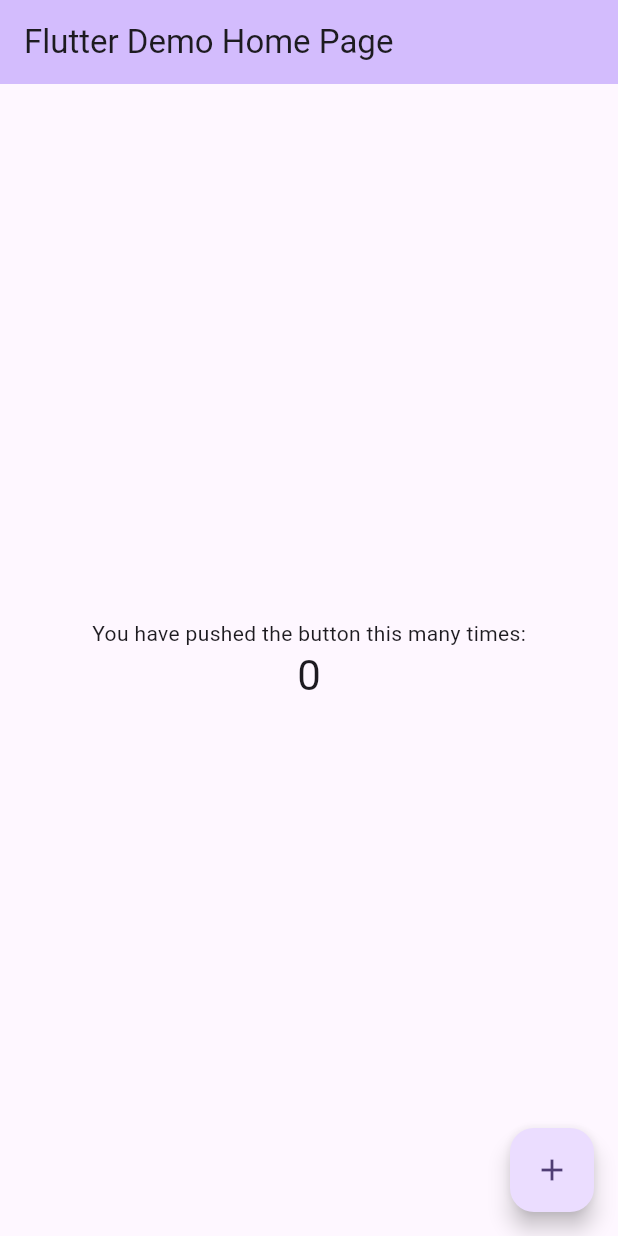
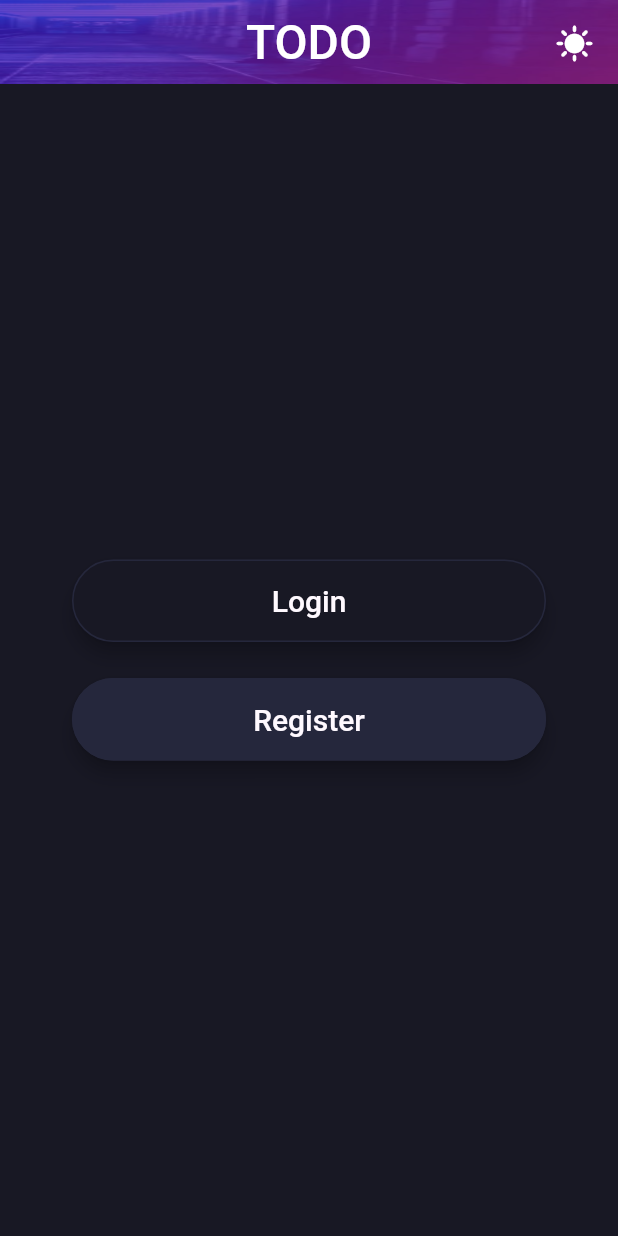
Before and after one commit to Rodrigogzmn6/todo_app, a Flutter app: the screen it shows after launch, on a phone screen of 412 x 824 dp. Run offline on Flutter 3.47's test engine with Material 2 defaults, Android fonts, the phone set to English and light mode, and no system bars; our stand-ins replace firebase_core, google_fonts; accounts and stored records are empty.

Commit message:
Routes and Firebase configured

```diff
--- /dev/null
+++ b/lib/components/form_layout.dart
@@ -0,0 +1,19 @@
+import 'package:flutter/material.dart';
+
+class FormLayout extends StatelessWidget {
+  final List<Widget> formFields;
+
+  const FormLayout({super.key, required this.formFields});
+
+  @override
+  Widget build(BuildContext context) {
+    return Padding(
+      padding: const EdgeInsets.all(48.0),
+      child: Column(
+        mainAxisAlignment: MainAxisAlignment.center,
+        crossAxisAlignment: CrossAxisAlignment.stretch,
+        children: formFields,
+      ),
+    );
+  }
+}
--- /dev/null
+++ b/lib/components/rounded_button.dart
@@ -0,0 +1,43 @@
+import 'package:flutter/material.dart';
+import 'package:todo_app/constants.dart';
+
+class RoundedButton extends StatelessWidget {
+  final Color backgroundColor, textColor, borderColor;
+  final String title;
+  final Function handleOnPressed;
+
+  const RoundedButton({
+    super.key,
+    this.backgroundColor = Constants.dkBackgroundColor,
+    this.textColor = Constants.dkTextColor,
+    this.borderColor = Constants.dkItemBackgroundColor,
+    required this.title,
+    required this.handleOnPressed,
+  });
+
+  @override
+  Widget build(BuildContext context) {
+    return MaterialButton(
+      elevation: 5.0,
+      color: backgroundColor,
+      onPressed: () => handleOnPressed(),
+      shape: RoundedRectangleBorder(
+        borderRadius: BorderRadius.circular(30.0),
+        side: BorderSide(
+          color: borderColor,
+          width: 1.0,
+        ),
+      ),
+      child: Padding(
+        padding: const EdgeInsets.symmetric(vertical: 16.0),
+        child: Text(
+          title,
+          style: TextStyle(
+            color: textColor,
+            fontSize: 20.0,
+          ),
+        ),
+      ),
+    );
+  }
+}
--- /dev/null
+++ b/lib/constants.dart
@@ -0,0 +1,45 @@
+import 'package:flutter/material.dart';
+
+class Constants {
+  // * Colors
+  // * Title and active
+  static const activeTextColor = Color(0xFF4773D8);
+  static const titleTextColor = Color(0xFFFFFFFF);
+
+  // * Dark theme
+  static const dkBackgroundColor = Color(0xFF181824);
+  static const dkItemBackgroundColor = Color(0xFF25273C);
+  static const dkTextColor = Color(0xFFFFF9FF);
+  static const dkCheckedTextColor = Color(0xFF494B62);
+
+  // * Light theme
+  static const lgBackgroundColor = Color(0xFFFAFAFA);
+  static const lgItemBackgroundColor = Color(0xFFFFFFFF);
+  static const lgTextColor = Color(0xFF4D4E5C);
+  static const lgCheckedTextColor = Color(0xFFC4C3C9);
+
+  // * Strings
+  // * Forms
+  static const namePlaceholder = 'Enter your name';
+  static const lastnamePlaceholder = 'Enter your last name';
+  static const emailPlaceholder = 'example@test.com';
+  static const passwordPlaceholder = 'Enter your password';
+
+  // * Decorations
+  static const formTextFieldDecoration = InputDecoration(
+    hintText: 'Enter a value',
+    hintStyle: TextStyle(color: dkCheckedTextColor),
+    contentPadding: EdgeInsets.symmetric(vertical: 10.0, horizontal: 20.0),
+    border: OutlineInputBorder(
+      borderRadius: BorderRadius.all(Radius.circular(32.0)),
+    ),
+    enabledBorder: OutlineInputBorder(
+      borderSide: BorderSide(color: dkItemBackgroundColor, width: 1.0),
+      borderRadius: BorderRadius.all(Radius.circular(32.0)),
+    ),
+    focusedBorder: OutlineInputBorder(
+      borderSide: BorderSide(color: dkItemBackgroundColor, width: 2.0),
+      borderRadius: BorderRadius.all(Radius.circular(32.0)),
+    ),
+  );
+}
--- a/lib/main.dart
+++ b/lib/main.dart
@@ -1,125 +1,40 @@
 import 'package:flutter/material.dart';
+import 'package:firebase_core/firebase_core.dart';
+import 'firebase_options.dart';
+import 'package:google_fonts/google_fonts.dart';
+import 'routes/welcome_route.dart';
+import 'routes/login_route.dart';
+import 'routes/register_route.dart';
 
-void main() {
-  runApp(const MyApp());
+Future<void> main() async {
+  WidgetsFlutterBinding.ensureInitialized();
+
+  await Firebase.initializeApp(
+    options: DefaultFirebaseOptions.currentPlatform,
+  );
+
+  runApp(const ToDoApp());
 }
 
-class MyApp extends StatelessWidget {
-  const MyApp({super.key});
+class ToDoApp extends StatelessWidget {
+  const ToDoApp({super.key});
 
-  // This widget is the root of your application.
   @override
   Widget build(BuildContext context) {
     return MaterialApp(
-      title: 'Flutter Demo',
+      title: 'ToDo App',
       theme: ThemeData(
-        // This is the theme of your application.
-        //
-        // TRY THIS: Try running your application with "flutter run". You'll see
-        // the application has a blue toolbar. Then, without quitting the app,
-        // try changing the seedColor in the colorScheme below to Colors.green
-        // and then invoke "hot reload" (save your changes or press the "hot
-        // reload" button in a Flutter-supported IDE, or press "r" if you used
-        // the command line to start the app).
-        //
-        // Notice that the counter didn't reset back to zero; the application
-        // state is not lost during the reload. To reset the state, use hot
-        // restart instead.
-        //
-        // This works for code too, not just values: Most code changes can be
-        // tested with just a hot reload.
-        colorScheme: ColorScheme.fromSeed(seedColor: Colors.deepPurple),
+        textTheme: GoogleFonts.robotoTextTheme(
+          Theme.of(context).textTheme,
+        ),
         useMaterial3: true,
       ),
-      home: const MyHomePage(title: 'Flutter Demo Home Page'),
+      initialRoute: '/',
+      routes: {
+        '/': (context) => const WelcomeRoute(),
+        '/login': (context) => const LoginRoute(),
+        '/register': (context) => const RegisterRoute(),
+      },
     );
   }
 }
-
-class MyHomePage extends StatefulWidget {
-  const MyHomePage({super.key, required this.title});
-
-  // This widget is the home page of your application. It is stateful, meaning
-  // that it has a State object (defined below) that contains fields that affect
-  // how it looks.
-
-  // This class is the configuration for the state. It holds the values (in this
-  // case the title) provided by the parent (in this case the App widget) and
-  // used by the build method of the State. Fields in a Widget subclass are
-  // always marked "final".
-
-  final String title;
-
-  @override
-  State<MyHomePage> createState() => _MyHomePageState();
-}
-
-class _MyHomePageState extends State<MyHomePage> {
-  int _counter = 0;
-
-  void _incrementCounter() {
-    setState(() {
-      // This call to setState tells the Flutter framework that something has
-      // changed in this State, which causes it to rerun the build method below
-      // so that the display can reflect the updated values. If we changed
-      // _counter without calling setState(), then the build method would not be
-      // called again, and so nothing would appear to happen.
-      _counter++;
-    });
-  }
-
-  @override
-  Widget build(BuildContext context) {
-    // This method is rerun every time setState is called, for instance as done
-    // by the _incrementCounter method above.
-    //
-    // The Flutter framework has been optimized to make rerunning build methods
-    // fast, so that you can just rebuild anything that needs updating rather
-    // than having to individually change instances of widgets.
-    return Scaffold(
-      appBar: AppBar(
-        // TRY THIS: Try changing the color here to a specific color (to
-        // Colors.amber, perhaps?) and trigger a hot reload to see the AppBar
-        // change color while the other colors stay the same.
-        backgroundColor: Theme.of(context).colorScheme.inversePrimary,
-        // Here we take the value from the MyHomePage object that was created by
-        // the App.build method, and use it to set our appbar title.
-        title: Text(widget.title),
-      ),
-      body: Center(
-        // Center is a layout widget. It takes a single child and positions it
-        // in the middle of the parent.
-        child: Column(
-          // Column is also a layout widget. It takes a list of children and
-          // arranges them vertically. By default, it sizes itself to fit its
-          // children horizontally, and tries to be as tall as its parent.
-          //
-          // Column has various properties to control how it sizes itself and
-          // how it positions its children. Here we use mainAxisAlignment to
-          // center the children vertically; the main axis here is the vertical
-          // axis because Columns are vertical (the cross axis would be
-          // horizontal).
-          //
-          // TRY THIS: Invoke "debug painting" (choose the "Toggle Debug Paint"
-          // action in the IDE, or press "p" in the console), to see the
-          // wireframe for each widget.
-          mainAxisAlignment: MainAxisAlignment.center,
-          children: <Widget>[
-            const Text(
-              'You have pushed the button this many times:',
-            ),
-            Text(
-              '$_counter',
-              style: Theme.of(context).textTheme.headlineMedium,
-            ),
-          ],
-        ),
-      ),
-      floatingActionButton: FloatingActionButton(
-        onPressed: _incrementCounter,
-        tooltip: 'Increment',
-        child: const Icon(Icons.add),
-      ), // This trailing comma makes auto-formatting nicer for build methods.
-    );
-  }
-}
--- /dev/null
+++ b/lib/routes/welcome_route.dart
@@ -0,0 +1,34 @@
+import 'package:flutter/material.dart';
+import 'package:google_fonts/google_fonts.dart';
+import 'package:todo_app/components/form_layout.dart';
+import 'package:todo_app/constants.dart';
+import '../widgets/main_frame.dart';
+import 'package:todo_app/components/rounded_button.dart';
+
+class WelcomeRoute extends StatelessWidget {
+  const WelcomeRoute({super.key});
+
+  @override
+  Widget build(BuildContext context) {
+    navigateToRoute(route) => Navigator.pushNamed(context, '$route');
+
+    return MainFrame(
+      childWidget: FormLayout(
+        formFields: [
+          RoundedButton(
+            title: 'Login',
+            handleOnPressed: () => navigateToRoute('/login'),
+          ),
+          const SizedBox(
+            height: 24.0,
+          ),
+          RoundedButton(
+            backgroundColor: Constants.dkItemBackgroundColor,
+            title: 'Register',
+            handleOnPressed: () => navigateToRoute('/register'),
+          ),
+        ],
+      ),
+    );
+  }
+}
--- /dev/null
+++ b/lib/widgets/main_frame.dart
@@ -0,0 +1,47 @@
+import 'package:flutter/material.dart';
+import 'package:todo_app/constants.dart';
+
+class MainFrame extends StatelessWidget {
+  const MainFrame({super.key, required this.childWidget});
+
+  final Widget childWidget;
+
+  @override
+  Widget build(BuildContext context) {
+    return Scaffold(
+      appBar: AppBar(
+        flexibleSpace: Container(
+          decoration: const BoxDecoration(
+            image: DecorationImage(
+              image: AssetImage('assets/bg-mobile-dark.jpg'),
+              fit: BoxFit.fill,
+            ),
+          ),
+        ),
+        iconTheme: const IconThemeData(color: Constants.titleTextColor),
+        title: const Text(
+          "TODO",
+          style: TextStyle(color: Constants.titleTextColor, fontSize: 32.0),
+        ),
+        centerTitle: true,
+        actions: [
+          Padding(
+            padding: const EdgeInsets.all(16.0),
+            child: GestureDetector(
+              child: const Icon(
+                Icons.sunny,
+                size: 26.0,
+                color: Constants.titleTextColor,
+              ),
+            ),
+          )
+        ],
+      ),
+      backgroundColor: Constants.dkBackgroundColor,
+      body: Center(
+        child: childWidget,
+      ),
+      resizeToAvoidBottomInset: false,
+    );
+  }
+}
```
Also changed, not shown: assets/constants.dart (added, +16 -0 lines), lib/routes/login_route.dart (added, +57 -0 lines), lib/routes/register_route.dart (added, +80 -0 lines), pubspec.yaml (+13 -15 lines), assets/bg-mobile-dark.jpg (added), assets/bg-mobile-light.jpg (added), assets/icon-check.svg (added), assets/icon-cross.svg (added), assets/icon-moon.svg (added), assets/icon-sun.svg (added), fonts/Montserrat-Regular.ttf (added), fonts/Roboto-Regular.ttf (added), lib/firebase_options.dart (added), 8 other files.
